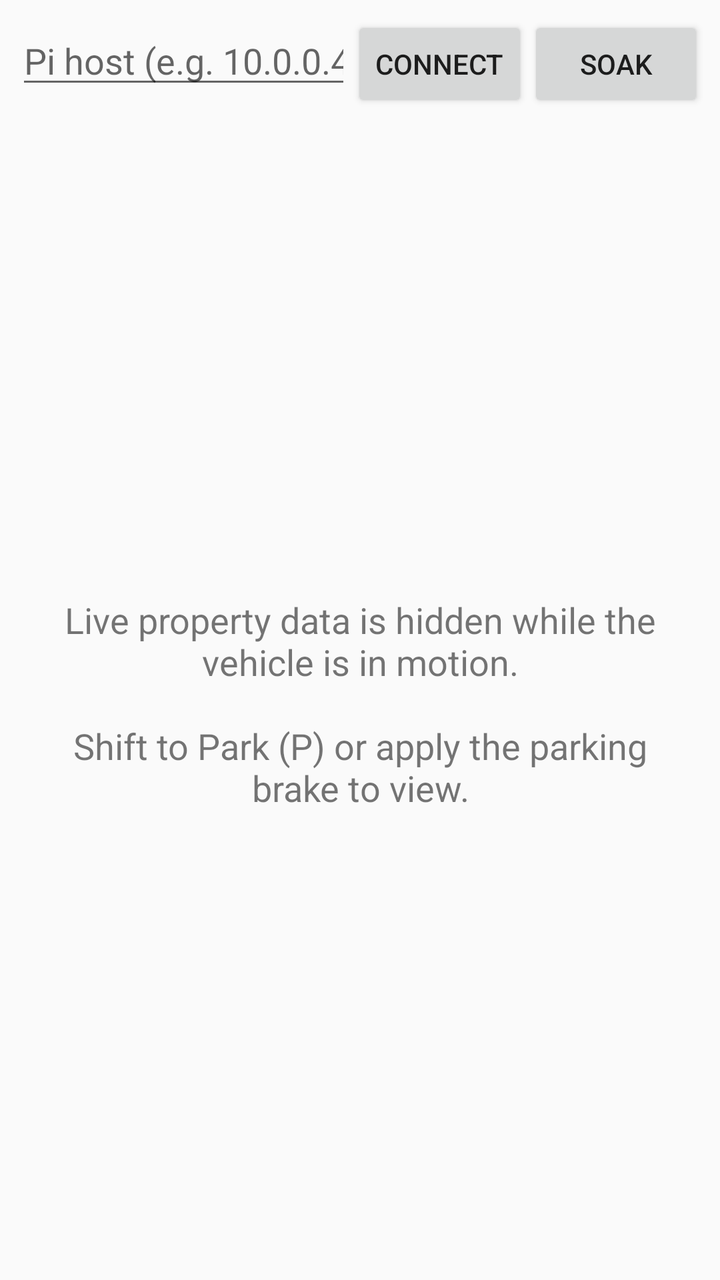
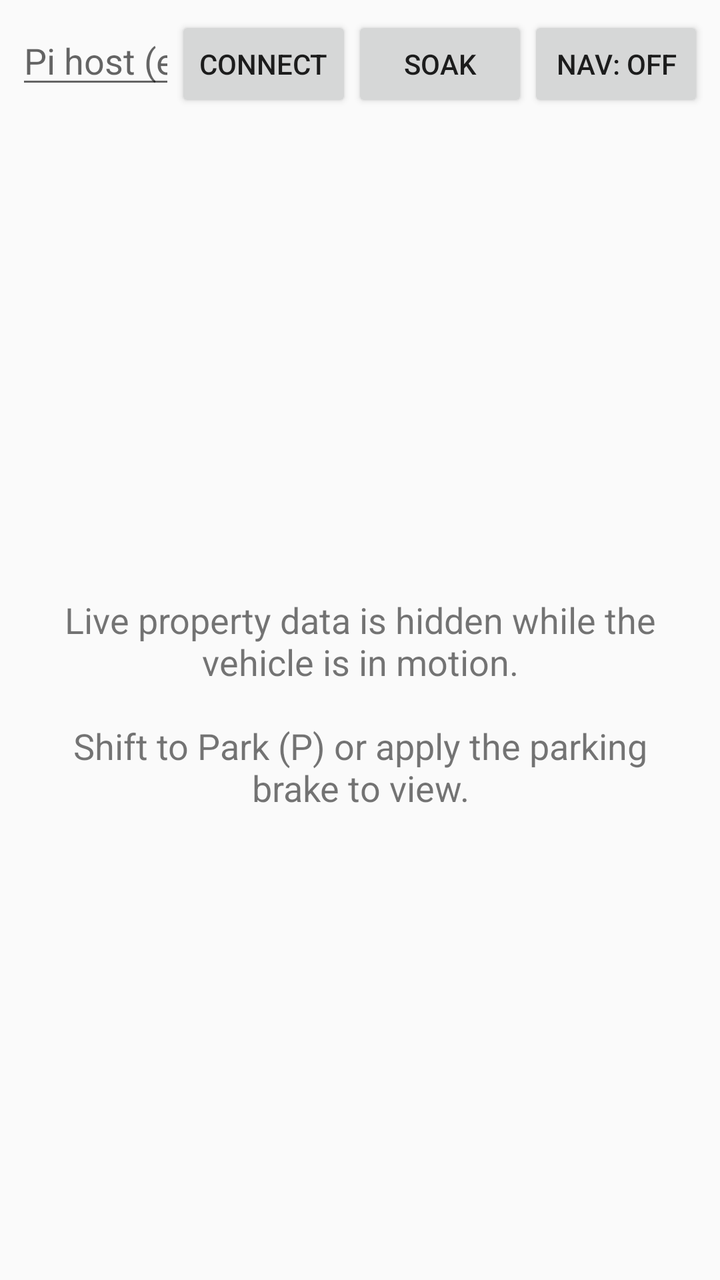

Before-and-after screenshots of an Android layout around one commit, followed by the original layout XML and the change that was made.
<!-- AndroidManifest.xml: activity theme Theme.Ex30Companion.Main -->
<!-- res/layout/activity_main.xml -->
<?xml version="1.0" encoding="utf-8"?>
<LinearLayout xmlns:android="http://schemas.android.com/apk/res/android"
    android:layout_width="match_parent"
    android:layout_height="match_parent"
    android:orientation="vertical">

    <LinearLayout
        android:layout_width="match_parent"
        android:layout_height="wrap_content"
        android:orientation="horizontal"
        android:padding="8dp">

        <EditText
            android:id="@+id/host_input"
            android:layout_width="0dp"
            android:layout_height="wrap_content"
            android:layout_weight="1"
            android:hint="Pi host (e.g. 10.0.0.42)"
            android:imeOptions="actionDone"
            android:inputType="textUri"
            android:singleLine="true" />

        <Button
            android:id="@+id/host_apply"
            android:layout_width="wrap_content"
            android:layout_height="wrap_content"
            android:text="Connect" />

        <Button
            android:id="@+id/soak_toggle"
            android:layout_width="wrap_content"
            android:layout_height="wrap_content"
            android:text="Soak" />
    </LinearLayout>

    <FrameLayout
        android:layout_width="match_parent"
        android:layout_height="0dp"
        android:layout_weight="1">

        <androidx.recyclerview.widget.RecyclerView
            android:id="@+id/list"
            android:layout_width="match_parent"
            android:layout_height="match_parent"
            android:padding="8dp"
            android:scrollbars="vertical"
            android:visibility="gone" />

        <TextView
            android:id="@+id/parked_card"
            android:layout_width="match_parent"
            android:layout_height="match_parent"
            android:gravity="center"
            android:padding="32dp"
            android:textSize="18sp"
            android:text="@string/parked_only_message" />
    </FrameLayout>
</LinearLayout>
<!-- resources referenced by this layout -->
<resources>
  <string name="parked_only_message">Live property data is hidden while the vehicle is in motion.\n\nShift to Park (P) or apply the parking brake to view.</string>
  <style name="Theme.Ex30Companion.Main" parent="Theme.AppCompat.DayNight" />
</resources>

<!-- the commit's change to res/layout/activity_main.xml (unified diff, before → after) -->
@@ -31,6 +31,12 @@
             android:layout_width="wrap_content"
             android:layout_height="wrap_content"
             android:text="Soak" />
+
+        <Button
+            android:id="@+id/nav_toggle"
+            android:layout_width="wrap_content"
+            android:layout_height="wrap_content"
+            android:text="Nav: OFF" />
     </LinearLayout>
 
     <FrameLayout
